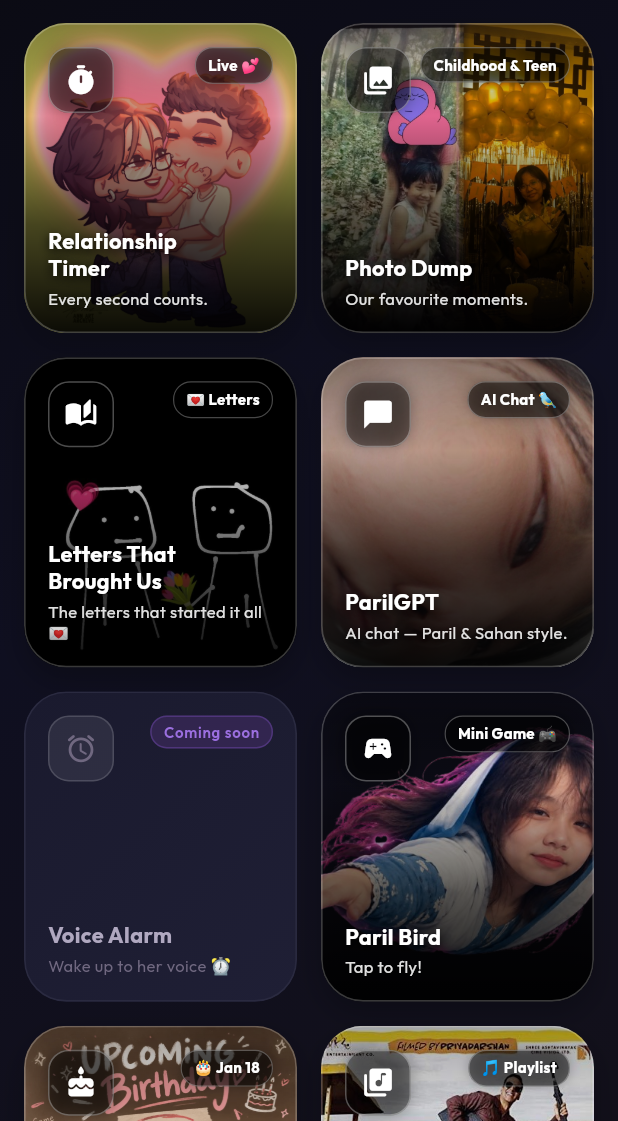
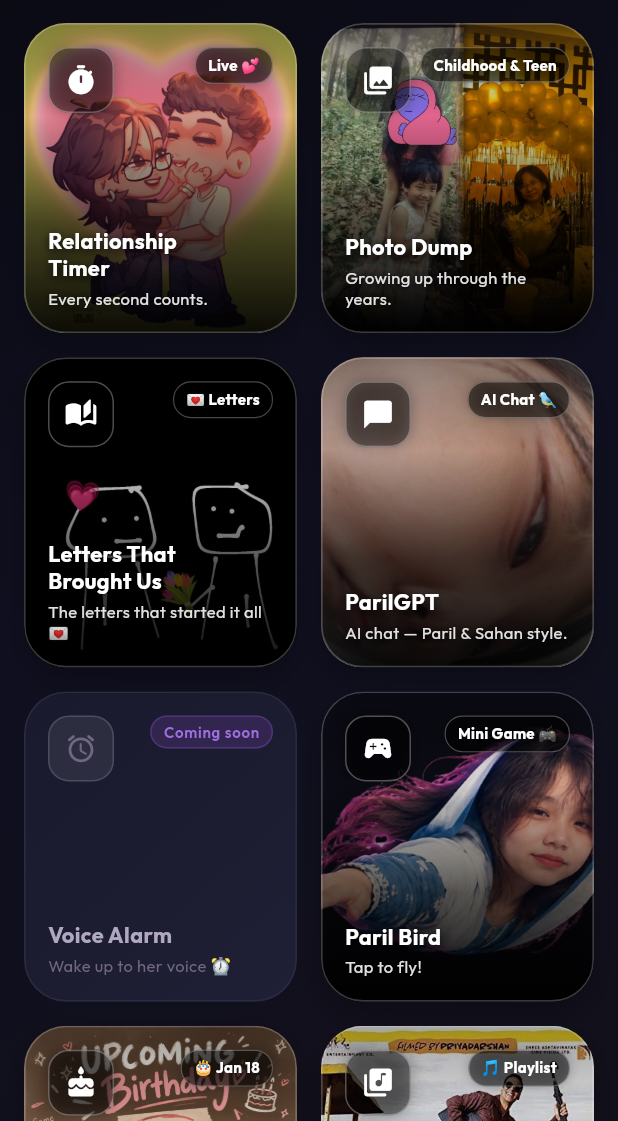
Before and after one commit to Sahanwhy/parils_world, a Flutter app: the DashboardScreen screen opened by its route, on a phone screen of 412 x 824 dp, the part 115-1236 px from its top. Run offline on Flutter 3.47's test engine with Material 3 defaults, Android fonts, the phone set to English and light mode, and no system bars; our stand-ins replace audioplayers, go_router, google_fonts, shared_preferences; accounts and stored records are empty.

Commit message:
Update Photo Dump caption to reflect growing up through the years

```diff
--- a/mobile/lib/features/dashboard/presentation/dashboard_screen.dart
+++ b/mobile/lib/features/dashboard/presentation/dashboard_screen.dart
@@ -41,7 +41,7 @@ class _DashboardScreenState extends State<DashboardScreen>
       id: 'photos',
       label: 'Photo Dump',
       icon: Icons.photo_library_rounded,
-      description: 'Our favourite moments.',
+      description: 'Growing up through the years.',
       gradient: LinearGradient(
         colors: [Color(0xFF3F7FBF), Color(0xFF3F5FBF)],
         begin: Alignment.topLeft,
```
